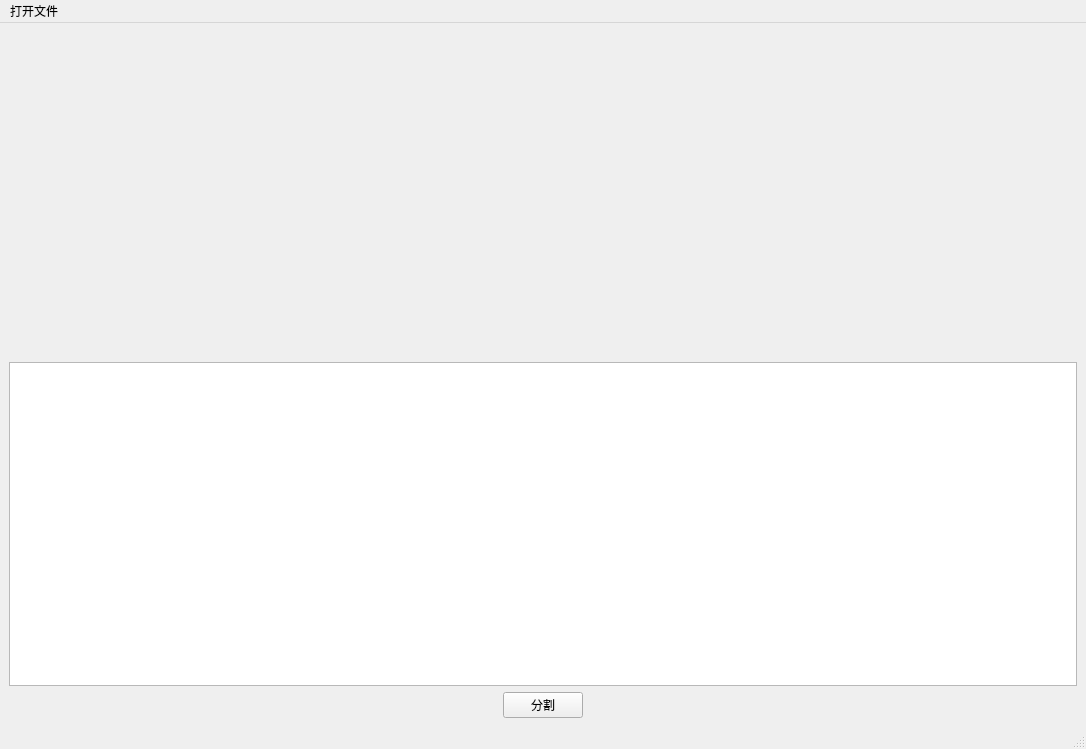
This is unet-master/UI/main.ui in vonals/unet-master as Qt 5 draws it before an edit. The edited form follows.
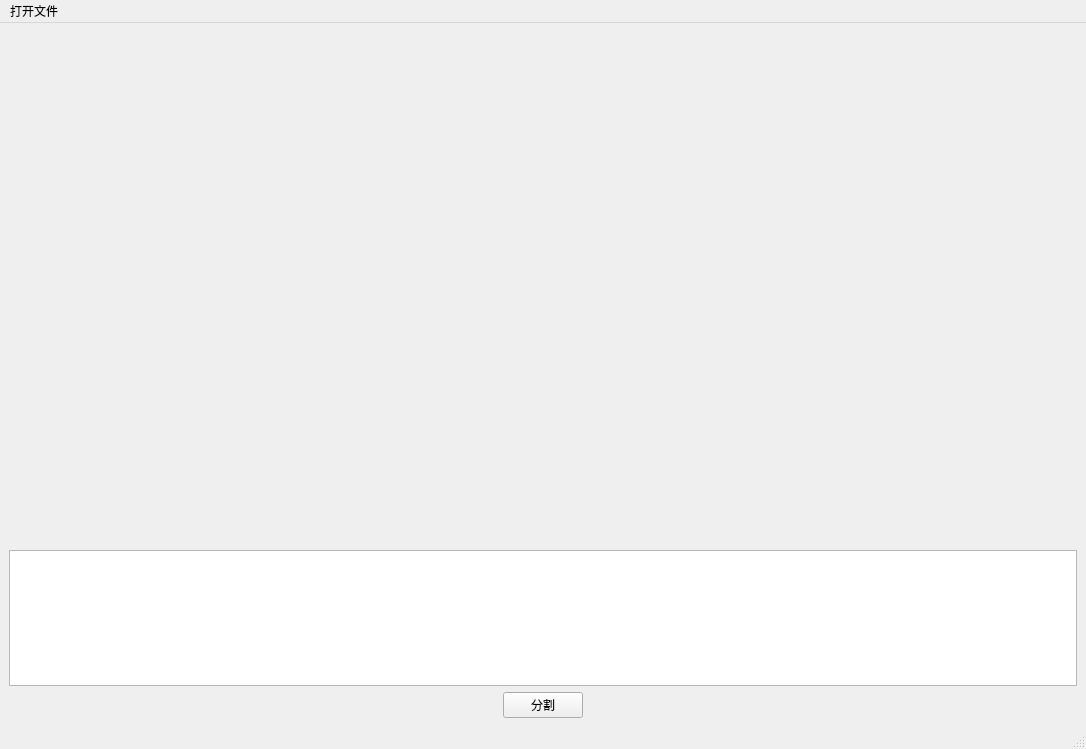
This is the edited form.

What changed in the file:
```diff
--- a/unet-master/UI/main.ui
+++ b/unet-master/UI/main.ui
@@ -33,6 +33,12 @@
             <verstretch>0</verstretch>
            </sizepolicy>
           </property>
+          <property name="minimumSize">
+           <size>
+            <width>0</width>
+            <height>512</height>
+           </size>
+          </property>
           <property name="autoFillBackground">
            <bool>true</bool>
           </property>
@@ -49,6 +55,12 @@
             <verstretch>0</verstretch>
            </sizepolicy>
           </property>
+          <property name="minimumSize">
+           <size>
+            <width>0</width>
+            <height>512</height>
+           </size>
+          </property>
           <property name="autoFillBackground">
            <bool>true</bool>
           </property>
```
